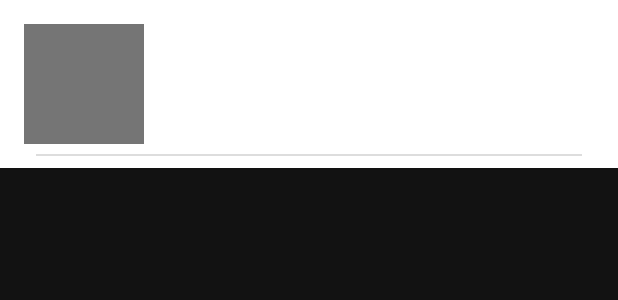
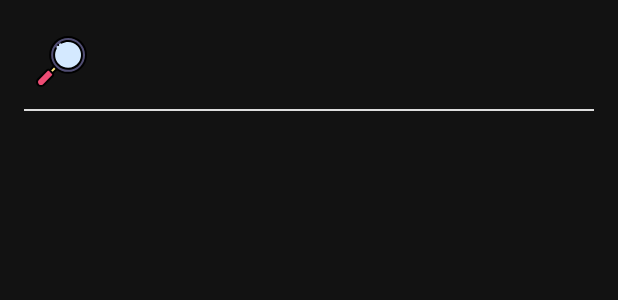
Before and after one commit to satragnis/BirdVision, an Android app: the layout product_item.xml on its own in the app's theme, with its tools: preview values and no code run, on a phone screen of 412 x 824 dp. Shown: the top 300 px of the screen. Run offline under Robolectric (Android 15) with nearby library versions, the phone set to English and light mode, and no system bars.

Commit message:
- added search icon - ripple effect

```diff
--- a/app/build.gradle
+++ b/app/build.gradle
@@ -11,7 +11,7 @@ android {
     }
     defaultConfig {
         applicationId "com.example.smartvision"
-        minSdkVersion 16
+        minSdkVersion 21
         targetSdkVersion 29
         versionCode 1
         versionName "1.0"
--- a/app/src/main/java/com/example/smartvision/birdsearch/adapter/ObjectAdapter.kt
+++ b/app/src/main/java/com/example/smartvision/birdsearch/adapter/ObjectAdapter.kt
@@ -45,7 +45,7 @@ class ObjectAdapter(private val birdList: List<Bird>,private val callbacks: Adap
             if (!TextUtils.isEmpty(bird.imageUrl)) {
                 ImageDownloadTask(imageView, imageSize).execute(bird.imageUrl)
             } else {
-                imageView.setImageResource(R.drawable.ic_picture_fallback)
+                imageView.setImageResource(R.drawable.ic_search)
             }
             titleView.text = bird.title
             subtitleView.text = bird.subtitle
--- /dev/null
+++ b/app/src/main/res/drawable/ic_search.xml
@@ -0,0 +1,11 @@
+<vector android:autoMirrored="true" android:height="512.001dp"
+    android:viewportHeight="512.001" android:viewportWidth="512.001"
+    android:width="512.001dp" xmlns:android="http://schemas.android.com/apk/res/android">
+    <path android:fillColor="#514E73" android:pathData="M449.365,62.634c70.301,70.311 70.301,184.29 0,254.601c-65.53,65.521 -168.997,69.981 -239.678,13.362c-5.161,-4.131 -10.142,-8.581 -14.922,-13.362c-4.781,-4.781 -9.231,-9.762 -13.362,-14.922c-56.619,-70.681 -52.158,-174.148 13.362,-239.678C265.075,-7.667 379.053,-7.667 449.365,62.634z"/>
+    <path android:fillColor="#D4E9FF" android:pathData="M421.07,90.929c-54.781,-54.801 -143.517,-54.505 -198.082,0.06c-10.589,10.634 -19.51,22.839 -26.454,36.896c-0.01,0.01 -0.02,0.03 -0.02,0.05c-25.272,50.029 -17.965,116.514 26.544,161.006c68.274,68.286 183.648,48.023 224.916,-37.756c5.165,-10.614 5.909,-14.63 6.221,-14.942C471.44,186.606 460.045,129.899 421.07,90.929z"/>
+    <path android:fillColor="#FFE985" android:pathData="M181.402,302.313l-43.217,43.207l28.294,28.294l43.207,-43.217z"/>
+    <path android:fillColor="#ED4C74" android:pathData="M166.479,373.814c7.811,7.811 7.811,20.473 0,28.285l-88.174,88.164c-15.623,15.633 -40.947,15.633 -56.569,0c-15.633,-15.622 -15.633,-40.947 0,-56.569L109.9,345.52c7.811,-7.811 20.473,-7.811 28.285,0L166.479,373.814z"/>
+    <path android:fillColor="#FF000000" android:pathData="M447.331,272.505c37.317,-56.559 32.738,-133.654 -16.505,-185.9c-49.161,-51.53 -124.712,-59.441 -180.6,-28.393c-4.829,2.682 -6.568,8.772 -3.886,13.6c2.682,4.83 8.772,6.567 13.6,3.886c51.118,-28.401 115.436,-18.236 156.371,24.671c42.236,44.811 46.992,111.607 14.317,161.128c-45.008,68.362 -142.217,78.664 -200.5,20.37c-39.273,-39.259 -50.651,-102.572 -22.282,-154.093c2.662,-4.84 0.897,-10.922 -3.942,-13.584c-4.839,-2.66 -10.92,-0.897 -13.584,3.942c-0.613,1.115 -1.703,3.194 -2.754,5.324h0.001c-29.088,59.294 -15.854,128.301 28.418,172.556C283.134,363.173 395.296,351.542 447.331,272.505z"/>
+    <path android:fillColor="#FF000000" android:pathData="M102.828,338.448L14.667,426.62c-19.547,19.534 -19.563,51.168 -0.005,70.713c19.539,19.552 51.172,19.56 70.715,0.002l88.175,-88.164c9.407,-9.408 11.1,-23.226 5.868,-34.153l31.163,-31.17c74.758,54.271 179.227,47.079 245.855,-19.54c74.083,-74.093 74.083,-194.651 -0.001,-268.745c-74.091,-74.081 -194.651,-74.084 -268.745,0.001c-66.628,66.638 -73.801,171.115 -19.542,245.856l-31.167,31.16C126.057,327.35 112.239,329.038 102.828,338.448zM187.692,324.307c2.351,2.351 4.78,4.647 7.261,6.882l-28.474,28.481l-14.148,-14.148l28.481,-28.474C183.046,319.527 185.34,321.957 187.692,324.307zM159.407,395.027L71.23,483.193c-11.719,11.728 -30.689,11.739 -42.424,-0.005c-11.73,-11.721 -11.737,-30.691 0.002,-42.422l88.164,-88.174c3.897,-3.898 10.242,-3.9 14.139,0l28.295,28.295C163.306,384.785 163.306,391.129 159.407,395.027zM201.836,69.707c66.289,-66.28 174.158,-66.291 240.457,0c66.285,66.294 66.285,174.163 0.001,240.456c-66.277,66.267 -173.635,66.831 -240.458,0C135.093,243.427 135.49,136.064 201.836,69.707z"/>
+    <path android:fillColor="#FF000000" android:pathData="M216.237,98.25c3.931,3.651 10.072,3.561 13.892,-0.25c3.811,-3.821 3.901,-9.962 0.24,-13.892c-0.07,-0.09 -0.15,-0.17 -0.24,-0.26c-3.911,-3.901 -10.242,-3.901 -14.152,0c-3.901,3.911 -3.901,10.242 0,14.152C216.067,98.09 216.147,98.17 216.237,98.25z"/>
+</vector>
--- a/app/src/main/res/layout/product_item.xml
+++ b/app/src/main/res/layout/product_item.xml
@@ -5,18 +5,20 @@
     android:id="@+id/container"
     android:layout_width="match_parent"
     android:layout_height="wrap_content"
-    android:background="@color/white"
     android:paddingTop="@dimen/product_item_padding"
+    android:clickable="true"
+    android:focusable="true"
+    android:background="?attr/selectableItemBackground"
     android:paddingStart="@dimen/product_item_padding"
     android:paddingEnd="@dimen/product_item_padding">
-
   <ImageView
       android:id="@+id/product_image"
       android:layout_width="@dimen/product_item_image_size"
       android:layout_height="@dimen/product_item_image_size"
       android:layout_marginBottom="16dp"
-      android:background="@color/barcode_field_box_stroke"
       android:contentDescription="@null"
+      android:padding="8dp"
+      android:src="@drawable/ic_search"
       app:layout_constraintBottom_toBottomOf="parent"
       app:layout_constraintStart_toStartOf="parent"
       app:layout_constraintTop_toTopOf="parent" />
@@ -52,10 +54,6 @@
       android:layout_width="match_parent"
       android:layout_height="@dimen/divider_height"
       android:layout_below="@+id/product_image"
-      android:layout_marginStart="8dp"
-      android:layout_marginLeft="8dp"
-      android:layout_marginEnd="8dp"
-      android:layout_marginRight="8dp"
       android:layout_marginBottom="8dp"
       android:background="@color/lighter_grey"
       app:layout_constraintBottom_toBottomOf="parent"
--- a/app/src/main/res/values/dimens.xml
+++ b/app/src/main/res/values/dimens.xml
@@ -24,7 +24,7 @@
   <dimen name="bounding_box_confirmed_stroke_width">2dp</dimen>
   <dimen name="bounding_box_corner_radius">12dp</dimen>
   <dimen name="product_item_padding">16dp</dimen>
-  <dimen name="product_item_image_size">80dp</dimen>
+  <dimen name="product_item_image_size">50dp</dimen>
   <dimen name="product_item_image_margin_end">16dp</dimen>
   <dimen name="product_item_title_size">16sp</dimen>
   <dimen name="product_item_subtitle_size">14sp</dimen>
```
Also changed, not shown: app/src/main/res/drawable/ripple_background.xml (added, +14 -0 lines), app/src/main/res/mipmap-hdpi/ic_launcher_foreground.png (added), app/src/main/res/mipmap-xhdpi/ic_launcher_foreground.png (added), app/src/main/res/mipmap-xxhdpi/ic_launcher_foreground.png (added).
